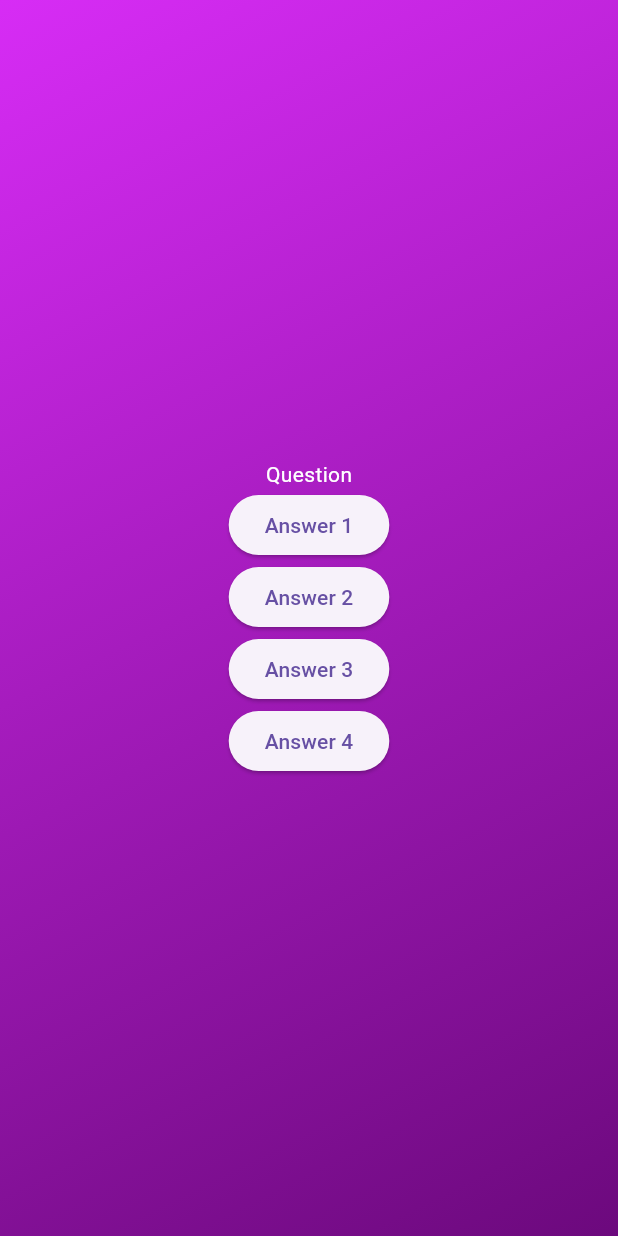
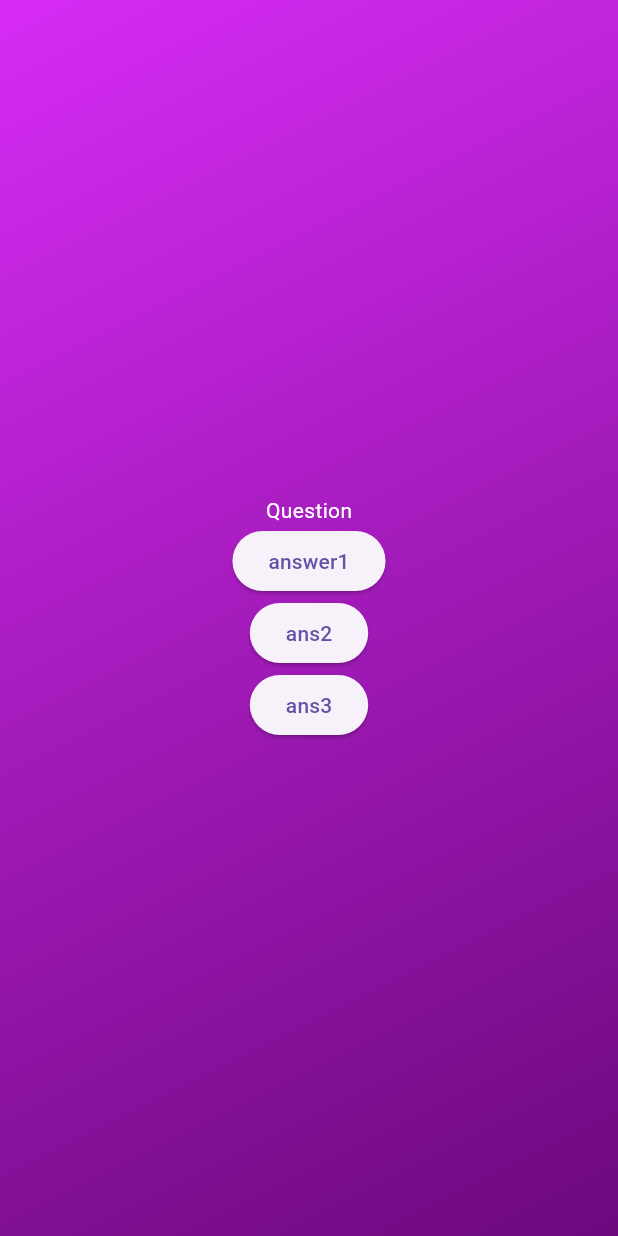
Before and after one commit to snaxy318/quiz_app, a Flutter app: the screen it shows after launch, after a tap on "Start quiz", on a phone screen of 412 x 824 dp. Run offline on Flutter 3.47's test engine with Material 3 defaults, Android fonts, the phone set to English and light mode, and no system bars.

Commit message:
created answer_button

```diff
--- /dev/null
+++ b/lib/answer_button.dart
@@ -0,0 +1,15 @@
+import 'package:flutter/material.dart';
+
+class AnswerButton extends StatelessWidget {
+  const AnswerButton(this.answerText,{super.key});
+
+  final String answerText;
+
+  @override
+  Widget build(BuildContext context) {
+    return ElevatedButton(
+          onPressed: () {},
+          child: Text(answerText),
+        );
+  }
+}
--- a/lib/question_screen.dart
+++ b/lib/question_screen.dart
@@ -1,4 +1,5 @@
 import 'package:flutter/material.dart';
+import 'package:quiz_app/answer_button.dart';
 
 class QuestionPage extends StatefulWidget {
   const QuestionPage({super.key});
@@ -12,31 +13,18 @@ class QuestionPage extends StatefulWidget {
 class _QuestionPageState extends State<QuestionPage> {
   @override
   Widget build(context) {
-    return SizedBox(
+    return const SizedBox(
       width: double.infinity,
       child: Column(mainAxisAlignment: MainAxisAlignment.center, children: [
-        const Text("Question",style: TextStyle(
+        Text("Question",style: TextStyle(
           color: Colors.white,
         ),),
         const SizedBox(
           width: 30,
         ),
-        ElevatedButton(
-          onPressed: () {},
-          child: const Text('Answer 1'),
-        ),
-        ElevatedButton(
-          onPressed: () {},
-          child: const Text('Answer 2'),
-        ),
-        ElevatedButton(
-          onPressed: () {},
-          child: const Text('Answer 3'),
-        ),
-        ElevatedButton(
-          onPressed: () {},
-          child: const Text('Answer 4'),
-        ),
+        AnswerButton('answer1'),
+        AnswerButton('ans2'),
+        AnswerButton('ans3'),
       ]),
     );
   }
```
